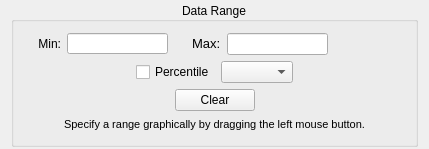
Before: the Qt Designer form code/guitools/Histogram/RangeControlsWidget.ui in radio-astro/casa, drawn with Qt 5.
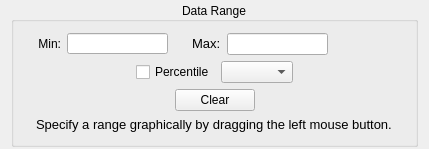
After: the same form once the commit is applied.

Commit message: New Development: No             JIRA Issue: CAS-7608         Ready for Test: Yes      Interface Changes: No What Interface Changed: Please list interface changes          Test Programs: List test programs   Put in Release Notes: No              Module(s): Viewer            Description: Font too small on MAC.

Diff of the .ui file:
```diff
--- a/code/guitools/Histogram/RangeControlsWidget.ui
+++ b/code/guitools/Histogram/RangeControlsWidget.ui
@@ -292,7 +292,7 @@
          <widget class="QLabel" name="dragLabel">
           <property name="font">
            <font>
-            <pointsize>8</pointsize>
+            <pointsize>10</pointsize>
            </font>
           </property>
           <property name="text">
```
The commit also changes 1 other file.
